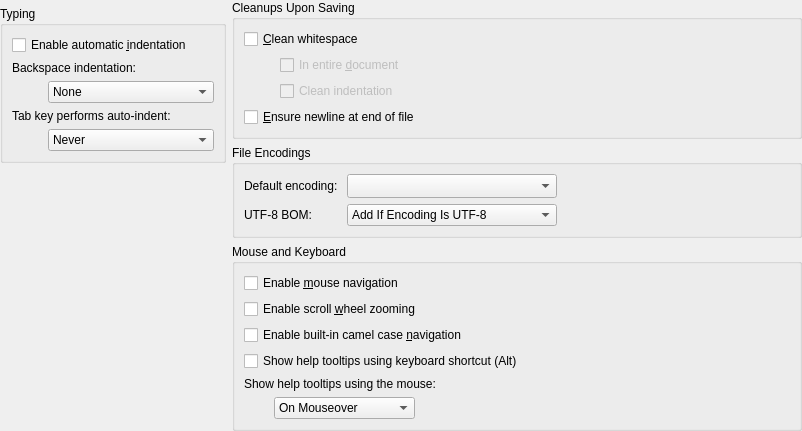
qt-creator/qt-creator, file src/plugins/texteditor/behaviorsettingswidget.ui: the form before one commit.
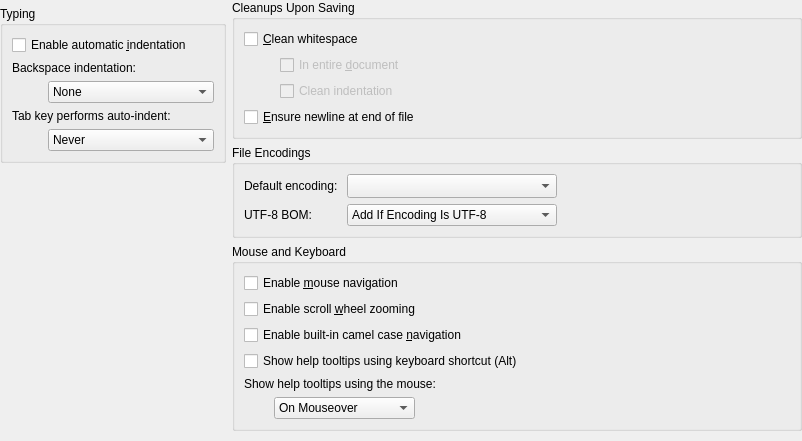
The form after the commit. Custom widgets are drawn as their Qt base class.

The edit to the form file:
```diff
--- a/src/plugins/texteditor/behaviorsettingswidget.ui
+++ b/src/plugins/texteditor/behaviorsettingswidget.ui
@@ -7,7 +7,7 @@
     <x>0</x>
     <y>0</y>
     <width>802</width>
-    <height>416</height>
+    <height>441</height>
    </rect>
   </property>
   <layout class="QHBoxLayout" name="horizontalLayout">
```
Left out of the diff: 6 changed lines with no effect on the pictures.
